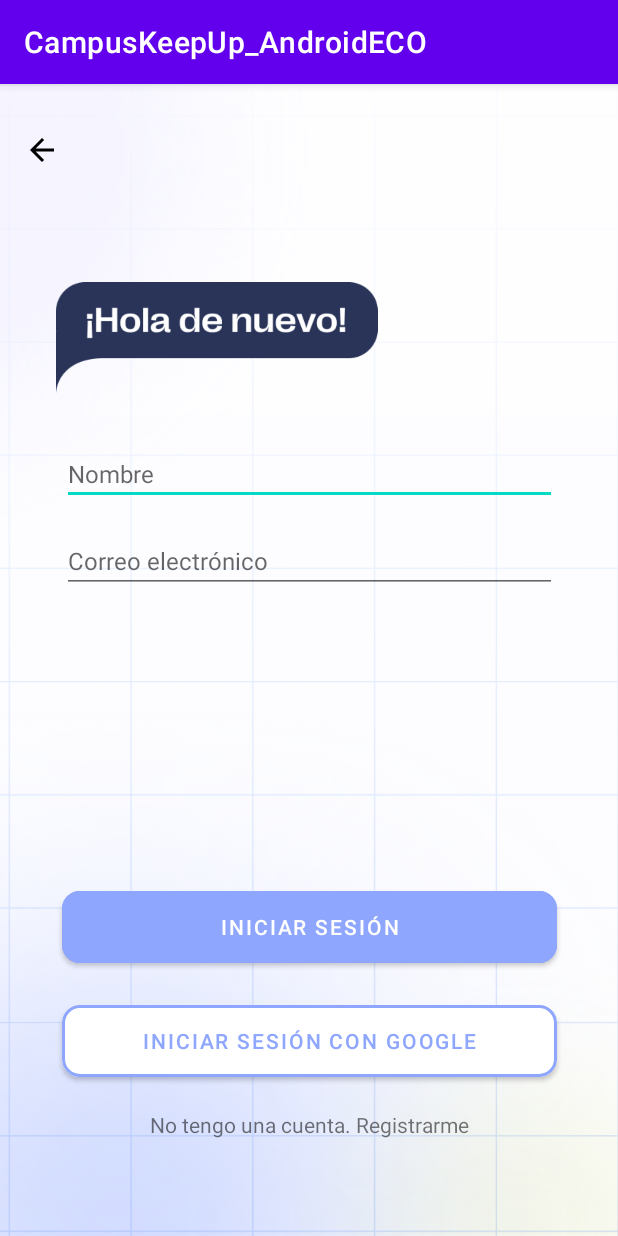
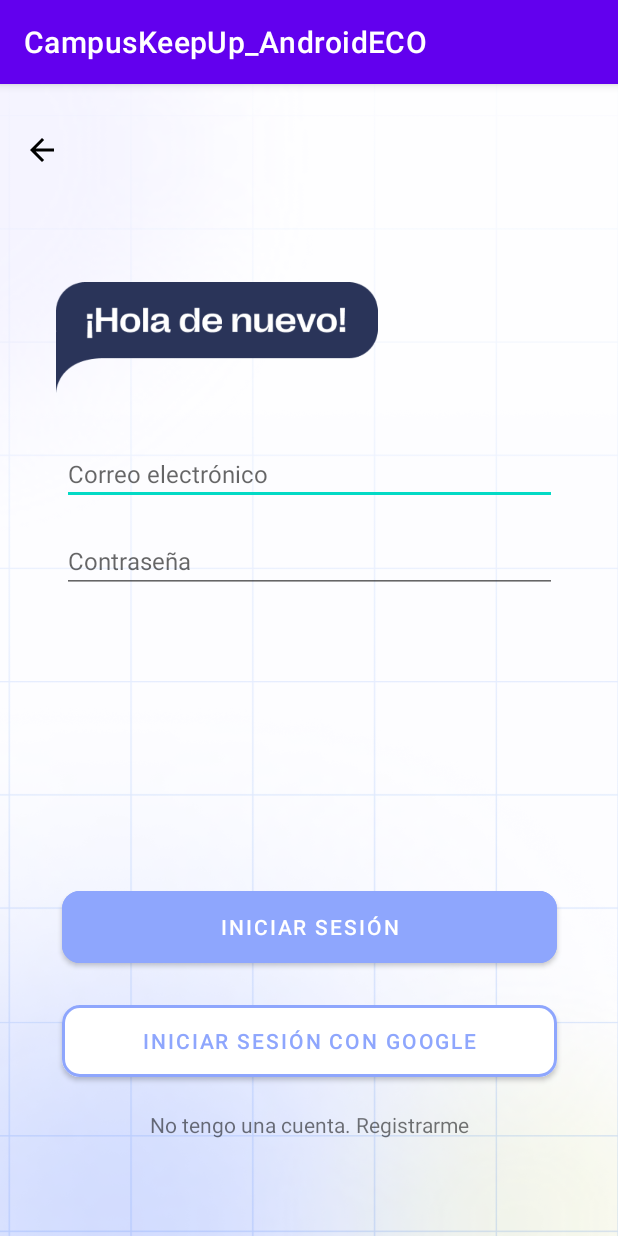
Before and after one commit to julianaacruz/CampusKeepUp_PP2Eco_Android, an Android app: the LoginActivity screen opened directly, with no data from a screen before it, on a phone screen of 412 x 824 dp. Run offline under Robolectric (Android 15) with nearby library versions, the phone set to English and light mode, and no system bars; our stand-ins replace Firebase (no records; nobody signed in at launch, a user with empty details on screens opened directly).

Commit message:
registro y login funcionando tecnicamente

```diff
--- a/app/build.gradle
+++ b/app/build.gradle
@@ -34,7 +34,7 @@ dependencies {
     implementation 'androidx.appcompat:appcompat:1.2.0'
     implementation 'com.google.android.material:material:1.3.0'
     implementation 'androidx.constraintlayout:constraintlayout:2.0.4'
-    implementation platform('com.google.firebase:firebase-bom:25.12.0')
+    implementation platform('com.google.firebase:firebase-bom:28.1.0')
     implementation 'com.google.firebase:firebase-database'
     implementation 'com.google.firebase:firebase-auth:21.0.1'
     testImplementation 'junit:junit:4.+'
--- a/app/src/main/AndroidManifest.xml
+++ b/app/src/main/AndroidManifest.xml
@@ -10,15 +10,16 @@
         android:supportsRtl="true"
         android:theme="@style/Theme.CampusKeepUp_AndroidECO">
         <activity android:name=".SignUpActivity">
-
             <intent-filter>
                 <action android:name="android.intent.action.MAIN" />
 
                 <category android:name="android.intent.category.LAUNCHER" />
             </intent-filter>
+        </activity>
+        <activity android:name=".LoginActivity" >
 
         </activity>
-        <activity android:name=".LoginActivity" />
+
         <activity android:name=".MainActivity">
 
         </activity>
--- a/app/src/main/java/com/example/campuskeepup_androideco/LoginActivity.java
+++ b/app/src/main/java/com/example/campuskeepup_androideco/LoginActivity.java
@@ -2,13 +2,64 @@ package com.example.campuskeepup_androideco;
 
 import androidx.appcompat.app.AppCompatActivity;
 
+import android.content.Intent;
 import android.os.Bundle;
+import android.view.View;
+import android.widget.Button;
+import android.widget.EditText;
+import android.widget.TextView;
+import android.widget.Toast;
 
-public class LoginActivity extends AppCompatActivity {
+import com.google.firebase.auth.FirebaseAuth;
+
+public class LoginActivity extends AppCompatActivity implements View.OnClickListener{
+
+    private EditText emailET, passwordET;
+    private TextView loginResgiter;
+    private Button loginBtn;
+    private FirebaseAuth auth;
 
     @Override
     protected void onCreate(Bundle savedInstanceState) {
         super.onCreate(savedInstanceState);
         setContentView(R.layout.activity_login);
+
+        emailET = findViewById(R.id.emailET);
+        passwordET = findViewById(R.id.passwordlET);
+        loginResgiter = findViewById(R.id.loginRegister);
+        loginBtn = findViewById(R.id.loginBtn);
+
+        auth = FirebaseAuth.getInstance();
+
+        loginBtn.setOnClickListener(this);
+
+
+    }
+
+    @Override
+    public void onClick(View v) {
+        switch (v.getId()){
+            case R.id.loginRegister: //No tengo cuenta
+
+                break;
+
+
+            case R.id.loginBtn:
+            auth.signInWithEmailAndPassword(emailET.getText().toString(), passwordET.getText().toString()).addOnCompleteListener(
+                    task -> {
+                        if(task.isSuccessful()){
+                            Intent intent = new Intent(this, MainActivity.class);
+                            startActivity(intent);
+                            finish();
+
+                        }else{
+                            Toast.makeText(this, task.getException().getMessage(), Toast.LENGTH_LONG).show();
+
+                        }
+
+                    }
+            );
+                break;
+        }
     }
 }
--- a/app/src/main/res/layout/activity_login.xml
+++ b/app/src/main/res/layout/activity_login.xml
@@ -8,14 +8,14 @@
     tools:context=".LoginActivity">
 
     <EditText
-        android:id="@+id/nameET"
+        android:id="@+id/emailET"
         android:layout_width="wrap_content"
         android:layout_height="wrap_content"
         android:layout_marginTop="32dp"
         android:width="330dp"
         android:ems="10"
         android:fontFamily="sans-serif"
-        android:hint="Nombre"
+        android:hint="Correo electrónico"
         android:includeFontPadding="false"
         android:inputType="textPersonName"
         android:textSize="16sp"
@@ -24,18 +24,18 @@
         app:layout_constraintTop_toBottomOf="@+id/imageView" />
 
     <EditText
-        android:id="@+id/emailET"
+        android:id="@+id/passwordlET"
         android:layout_width="wrap_content"
         android:layout_height="wrap_content"
         android:layout_marginTop="16dp"
         android:width="330dp"
         android:ems="10"
-        android:hint="Correo electrónico"
+        android:hint="Contraseña"
         android:inputType="textPersonName"
         android:textSize="16sp"
-        app:layout_constraintEnd_toEndOf="@+id/nameET"
-        app:layout_constraintStart_toStartOf="@+id/nameET"
-        app:layout_constraintTop_toBottomOf="@+id/nameET" />
+        app:layout_constraintEnd_toEndOf="@+id/emailET"
+        app:layout_constraintStart_toStartOf="@+id/emailET"
+        app:layout_constraintTop_toBottomOf="@+id/emailET" />
 
     <Button
         android:id="@+id/loginBtn"
@@ -48,9 +48,9 @@
         android:text="Iniciar sesión"
         app:cornerRadius="12dp"
         app:layout_constraintBottom_toTopOf="@+id/loginGoogleBtn"
-        app:layout_constraintEnd_toEndOf="@+id/emailET"
+        app:layout_constraintEnd_toEndOf="@+id/passwordlET"
         app:layout_constraintHorizontal_bias="1.0"
-        app:layout_constraintStart_toStartOf="@+id/emailET" />
+        app:layout_constraintStart_toStartOf="@+id/passwordlET" />
 
     <Button
         android:id="@+id/loginGoogleBtn"
@@ -64,9 +64,9 @@
         android:textColor="#8EA6FD"
         app:cornerRadius="12dp"
         app:layout_constraintBottom_toBottomOf="parent"
-        app:layout_constraintEnd_toEndOf="@+id/emailET"
+        app:layout_constraintEnd_toEndOf="@+id/passwordlET"
         app:layout_constraintHorizontal_bias="0.0"
-        app:layout_constraintStart_toStartOf="@+id/emailET"
+        app:layout_constraintStart_toStartOf="@+id/passwordlET"
         app:strokeColor="#8EA6FD"
         app:strokeWidth="2dp" />
 
```
Also changed, not shown: app/src/main/java/com/example/campuskeepup_androideco/Student.java (+7 -8 lines), app/src/main/res/layout/activity_main.xml (+17 -4 lines).
